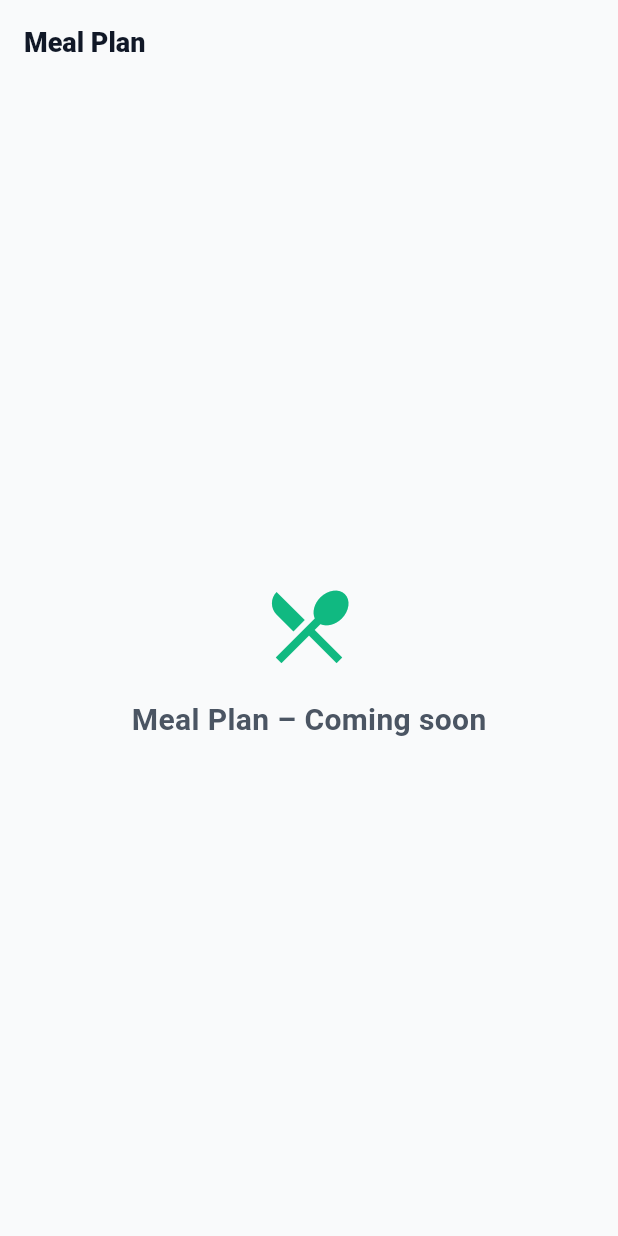
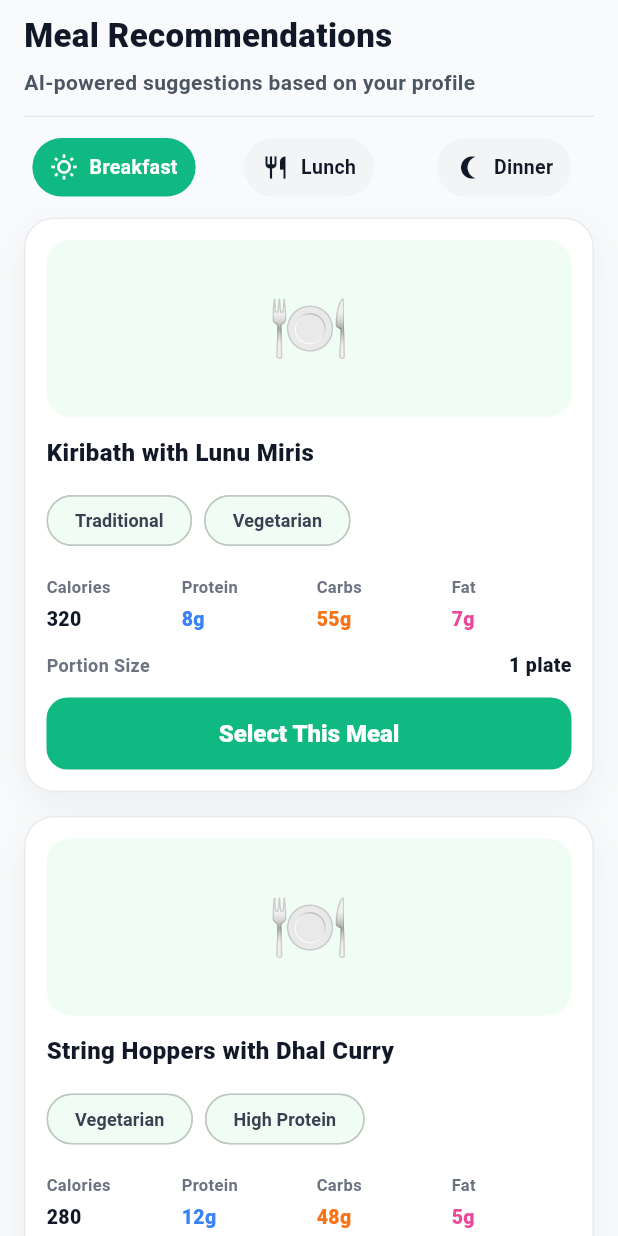
Before and after one commit to Dinethchathurya/fitviora, a Flutter app: the MealPlanPage widget shown alone on an empty page, opened directly, on a phone screen of 412 x 824 dp. Run offline on Flutter 3.47's test engine with Material 3 defaults, Android fonts, the phone set to English and light mode, and no system bars; our stand-ins replace cloud_firestore, firebase_auth, firebase_core, shared_preferences; accounts and stored records are empty.

Commit message:
meals page

```diff
--- a/lib/features/meal_plan/presentation/pages/meal_plan_page.dart
+++ b/lib/features/meal_plan/presentation/pages/meal_plan_page.dart
@@ -1,34 +1,141 @@
 import 'package:flutter/material.dart';
 
 import '../../../../core/constants/app_colors.dart';
+import '../widgets/meal_card.dart';
+import '../widgets/meal_type_tab.dart';
+
+import '../widgets/smart_portions_info_card.dart';
 
 class MealPlanPage extends StatelessWidget {
   const MealPlanPage({super.key});
 
   @override
   Widget build(BuildContext context) {
-    return Scaffold(
-      appBar: AppBar(
-        title: const Text('Meal Plan'),
+    // Static UI only (no real tab/meal selection logic).
+    return SafeArea(
+      child: SingleChildScrollView(
+        child: Padding(
+          padding: const EdgeInsets.symmetric(horizontal: 16),
+          child: Column(
+            crossAxisAlignment: CrossAxisAlignment.stretch,
+            children: [
+              // Header
+              Container(
+                padding: const EdgeInsets.only(top: 8, bottom: 12),
+                decoration: const BoxDecoration(
+                  border: Border(
+                    bottom: BorderSide(color: Color(0xFFE5E7EB), width: 1),
                   ),
-      body: Center(
+                ),
                 child: Column(
-          mainAxisAlignment: MainAxisAlignment.center,
+                  crossAxisAlignment: CrossAxisAlignment.start,
+                  children: const [
+                    Text(
+                      'Meal Recommendations',
+                      style: TextStyle(
+                        fontSize: 22,
+                        fontWeight: FontWeight.w900,
+                        color: AppColors.gray900,
+                      ),
+                      maxLines: 1,
+                      overflow: TextOverflow.ellipsis,
+                    ),
+                    SizedBox(height: 6),
+                    Text(
+                      'AI-powered suggestions based on your profile',
+                      style: TextStyle(
+                        fontSize: 14,
+                        fontWeight: FontWeight.w700,
+                        color: AppColors.gray600,
+                      ),
+                      maxLines: 2,
+                      overflow: TextOverflow.ellipsis,
+                    ),
+                  ],
+                ),
+              ),
+
+              const SizedBox(height: 14),
+
+              // Meal type tabs (static styling)
+              Row(
+                mainAxisAlignment: MainAxisAlignment.spaceBetween,
                 children: [
-            Icon(
-              Icons.restaurant_menu_outlined,
-              size: 64,
-              color: AppColors.emerald500,
+                  const Expanded(
+                    child: Center(
+                      child: MealTypeTab(
+                        label: 'Breakfast',
+                        icon: Icons.wb_sunny_outlined,
+                        selected: true,
                       ),
-            const SizedBox(height: 16),
-            const Text(
-              'Meal Plan – Coming soon',
-              style: TextStyle(
-                fontSize: 20,
-                fontWeight: FontWeight.w700,
+                    ),
+                  ),
+                  const SizedBox(width: 10),
+                  const Expanded(
+                    child: Center(
+                      child: MealTypeTab(
+                        label: 'Lunch',
+                        icon: Icons.restaurant_outlined,
+                        selected: false,
+                      ),
+                    ),
+                  ),
+                  const SizedBox(width: 10),
+                  const Expanded(
+                    child: Center(
+                      child: MealTypeTab(
+                        label: 'Dinner',
+                        icon: Icons.nightlight_round_outlined,
+                        selected: false,
+                      ),
                     ),
                   ),
                 ],
+              ),
+
+              const SizedBox(height: 14),
+
+              // Meal cards
+              MealCard(
+                title: 'Kiribath with Lunu Miris',
+                categories: const ['Traditional', 'Vegetarian'],
+                calories: 320,
+                protein: '8g',
+                carbs: '55g',
+                fat: '7g',
+                portionSize: '1 plate',
+                onSelect: () {},
+              ),
+              MealCard(
+                title: 'String Hoppers with Dhal Curry',
+                categories: const ['Vegetarian', 'High Protein'],
+                calories: 280,
+                protein: '12g',
+                carbs: '48g',
+                fat: '5g',
+                portionSize: '4 hoppers',
+                onSelect: () {},
+              ),
+              MealCard(
+                title: 'Coconut Roti with Seeni Sambol',
+                categories: const ['Traditional'],
+                calories: 350,
+                protein: '7g',
+                carbs: '42g',
+                fat: '16g',
+                portionSize: '2 rotis',
+                onSelect: () {},
+              ),
+
+              const SizedBox(height: 8),
+
+              // Bottom info card
+              const SmartPortionsInfoCard(),
+
+              // Extra bottom padding to avoid overlap with MainShellPage bottom nav
+              const SizedBox(height: 24),
+            ],
+          ),
         ),
       ),
     );
--- /dev/null
+++ b/lib/features/meal_plan/presentation/widgets/meal_card.dart
@@ -0,0 +1,156 @@
+import 'package:flutter/material.dart';
+
+import '../../../../../../core/constants/app_colors.dart';
+import 'nutrition_stat_row.dart';
+
+class MealCard extends StatelessWidget {
+  final String title;
+  final List<String> categories;
+  final int calories;
+  final String protein;
+  final String carbs;
+  final String fat;
+  final String portionSize;
+  final VoidCallback? onSelect;
+
+  const MealCard({
+    super.key,
+    required this.title,
+    required this.categories,
+    required this.calories,
+    required this.protein,
+    required this.carbs,
+    required this.fat,
+    required this.portionSize,
+    this.onSelect,
+  });
+
+  @override
+  Widget build(BuildContext context) {
+    return Container(
+      margin: const EdgeInsets.only(bottom: 16),
+      padding: const EdgeInsets.all(14),
+      decoration: BoxDecoration(
+        color: AppColors.white,
+        borderRadius: BorderRadius.circular(20),
+        border: Border.all(color: AppColors.gray200.withOpacity(0.9)),
+        boxShadow: [
+          BoxShadow(
+            color: Colors.black.withOpacity(0.05),
+            blurRadius: 18,
+            offset: const Offset(0, 8),
+          ),
+        ],
+      ),
+      child: Column(
+        crossAxisAlignment: CrossAxisAlignment.stretch,
+        children: [
+          Container(
+            height: 118,
+            decoration: BoxDecoration(
+              color: AppColors.emerald50,
+              borderRadius: BorderRadius.circular(16),
+            ),
+            child: const Center(
+              child: Text(
+                '🍽️',
+                style: TextStyle(fontSize: 44),
+              ),
+            ),
+          ),
+          const SizedBox(height: 12),
+          Text(
+            title,
+            style: const TextStyle(
+              fontSize: 16,
+              fontWeight: FontWeight.w800,
+              color: AppColors.gray900,
+            ),
+            maxLines: 1,
+            overflow: TextOverflow.ellipsis,
+          ),
+          const SizedBox(height: 10),
+          Wrap(
+            spacing: 8,
+            runSpacing: 6,
+            children: categories
+                .map(
+                  (c) => Chip(
+                    label: Text(
+                      c,
+                      style: const TextStyle(
+                        fontSize: 12,
+                        fontWeight: FontWeight.w700,
+                        color: AppColors.gray700,
+                      ),
+                    ),
+                    backgroundColor: AppColors.emerald50,
+                    shape: RoundedRectangleBorder(
+                      borderRadius: BorderRadius.circular(999),
+                    ),
+                    padding: const EdgeInsets.symmetric(
+                      horizontal: 10,
+                      vertical: 4,
+                    ),
+                  ),
+                )
+                .toList(),
+          ),
+          const SizedBox(height: 12),
+          NutritionStatRow(
+            calories: calories,
+            protein: protein,
+            carbs: carbs,
+            fat: fat,
+          ),
+          const SizedBox(height: 12),
+          Row(
+            children: [
+              Expanded(
+                child: Text(
+                  'Portion Size',
+                  style: const TextStyle(
+                    fontSize: 12,
+                    fontWeight: FontWeight.w700,
+                    color: AppColors.gray500,
+                  ),
+                ),
+              ),
+              Text(
+                portionSize,
+                style: const TextStyle(
+                  fontSize: 13,
+                  fontWeight: FontWeight.w800,
+                  color: AppColors.gray900,
+                ),
+              ),
+            ],
+          ),
+          const SizedBox(height: 12),
+          SizedBox(
+            height: 48,
+            width: double.infinity,
+            child: ElevatedButton(
+              onPressed: onSelect,
+              style: ElevatedButton.styleFrom(
+                backgroundColor: AppColors.emerald500,
+                foregroundColor: AppColors.white,
+                elevation: 0,
+                shape: RoundedRectangleBorder(
+                  borderRadius: BorderRadius.circular(14),
+                ),
+              ),
+              child: const Text(
+                'Select This Meal',
+                style: TextStyle(
+                  fontSize: 16,
+                  fontWeight: FontWeight.w800,
+                ),
+              ),
+            ),
+          ),
+        ],
+      ),
+    );
+  }
+}
--- /dev/null
+++ b/lib/features/meal_plan/presentation/widgets/meal_type_tab.dart
@@ -0,0 +1,45 @@
+import 'package:flutter/material.dart';
+
+import '../../../../../../core/constants/app_colors.dart';
+
+class MealTypeTab extends StatelessWidget {
+  final String label;
+  final IconData icon;
+  final bool selected;
+
+  const MealTypeTab({
+    super.key,
+    required this.label,
+    required this.icon,
+    required this.selected,
+  });
+
+  @override
+  Widget build(BuildContext context) {
+    final bg = selected ? AppColors.emerald500 : AppColors.gray100;
+    final fg = selected ? AppColors.white : AppColors.gray900;
+
+    return Container(
+      padding: const EdgeInsets.symmetric(horizontal: 12, vertical: 10),
+      decoration: BoxDecoration(
+        color: bg,
+        borderRadius: BorderRadius.circular(999),
+      ),
+      child: Row(
+        mainAxisSize: MainAxisSize.min,
+        children: [
+          Icon(icon, size: 18, color: fg),
+          const SizedBox(width: 8),
+          Text(
+            label,
+            style: TextStyle(
+              color: fg,
+              fontWeight: FontWeight.w700,
+              fontSize: 13,
+            ),
+          ),
+        ],
+      ),
+    );
+  }
+}
--- /dev/null
+++ b/lib/features/meal_plan/presentation/widgets/nutrition_stat_row.dart
@@ -0,0 +1,82 @@
+import 'package:flutter/material.dart';
+
+import '../../../../../../core/constants/app_colors.dart';
+
+class NutritionStatRow extends StatelessWidget {
+  final int calories;
+  final String protein;
+  final String carbs;
+  final String fat;
+
+  const NutritionStatRow({
+    super.key,
+    required this.calories,
+    required this.protein,
+    required this.carbs,
+    required this.fat,
+  });
+
+  @override
+  Widget build(BuildContext context) {
+    Widget statColumn({
+      required String label,
+      required String value,
+      required Color valueColor,
+    }) {
+      return Expanded(
+        child: Column(
+          crossAxisAlignment: CrossAxisAlignment.start,
+          children: [
+            Text(
+              label,
+              style: const TextStyle(
+                fontSize: 11,
+                color: AppColors.gray500,
+                fontWeight: FontWeight.w600,
+              ),
+              maxLines: 1,
+              overflow: TextOverflow.ellipsis,
+            ),
+            const SizedBox(height: 4),
+            Text(
+              value,
+              style: TextStyle(
+                fontSize: 13,
+                fontWeight: FontWeight.w800,
+                color: valueColor,
+              ),
+            ),
+          ],
+        ),
+      );
+    }
+
+    return Row(
+      children: [
+        statColumn(
+          label: 'Calories',
+          value: '$calories',
+          valueColor: AppColors.gray900,
+        ),
+        const SizedBox(width: 10),
+        statColumn(
+          label: 'Protein',
+          value: protein,
+          valueColor: AppColors.blue500,
+        ),
+        const SizedBox(width: 10),
+        statColumn(
+          label: 'Carbs',
+          value: carbs,
+          valueColor: AppColors.orange500,
+        ),
+        const SizedBox(width: 10),
+        statColumn(
+          label: 'Fat',
+          value: fat,
+          valueColor: AppColors.pink500,
+        ),
+      ],
+    );
+  }
+}
--- /dev/null
+++ b/lib/features/meal_plan/presentation/widgets/smart_portions_info_card.dart
@@ -0,0 +1,67 @@
+import 'package:flutter/material.dart';
+
+import '../../../../../../core/constants/app_colors.dart';
+
+class SmartPortionsInfoCard extends StatelessWidget {
+  const SmartPortionsInfoCard({super.key});
+
+  @override
+  Widget build(BuildContext context) {
+    return Container(
+      margin: const EdgeInsets.only(bottom: 24),
+      padding: const EdgeInsets.all(16),
+      decoration: BoxDecoration(
+        color: AppColors.blue500.withOpacity(0.10),
+        borderRadius: BorderRadius.circular(18),
+        border: Border.all(
+          color: AppColors.blue500.withOpacity(0.20),
+        ),
+      ),
+      child: Row(
+        crossAxisAlignment: CrossAxisAlignment.start,
+        children: [
+          Container(
+            width: 44,
+            height: 44,
+            decoration: BoxDecoration(
+              color: AppColors.blue500.withOpacity(0.12),
+              borderRadius: BorderRadius.circular(12),
+            ),
+            child: const Icon(
+              Icons.auto_awesome_outlined,
+              color: AppColors.blue500,
+              size: 22,
+            ),
+          ),
+          const SizedBox(width: 14),
+          Expanded(
+            child: Column(
+              crossAxisAlignment: CrossAxisAlignment.start,
+              children: [
+                const Text(
+                  'Smart Portions',
+                  style: TextStyle(
+                    fontSize: 16,
+                    fontWeight: FontWeight.w800,
+                    color: AppColors.gray900,
+                  ),
+                  maxLines: 1,
+                  overflow: TextOverflow.ellipsis,
+                ),
+                const SizedBox(height: 6),
+                Text(
+                  'Portions are calculated based on your daily calorie goal and nutrient requirements.',
+                  style: TextStyle(
+                    fontSize: 13,
+                    fontWeight: FontWeight.w600,
+                    color: AppColors.gray700.withOpacity(0.95),
+                  ),
+                ),
+              ],
+            ),
+          ),
+        ],
+      ),
+    );
+  }
+}
```
Lines whose indentation alone changed are shown as unchanged.
